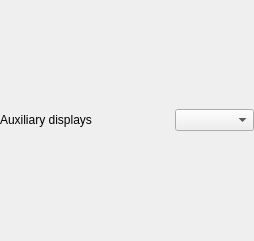
Before: the Qt Designer form mqt/MqtLogger/StackedInfoFrame.ui in Rsclub22/Minos2-Mirror, drawn with Qt 5.
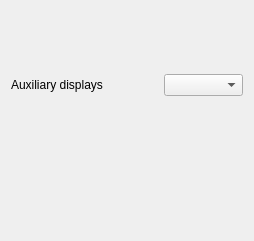
After: the same form once the commit is applied.

```diff
--- a/mqt/MqtLogger/StackedInfoFrame.ui
+++ b/mqt/MqtLogger/StackedInfoFrame.ui
@@ -19,24 +19,9 @@
   <property name="frameShadow">
    <enum>QFrame::Raised</enum>
   </property>
-  <layout class="QVBoxLayout" name="verticalLayout_12">
-   <property name="spacing">
-    <number>0</number>
-   </property>
-   <property name="leftMargin">
-    <number>0</number>
-   </property>
-   <property name="topMargin">
-    <number>0</number>
-   </property>
-   <property name="rightMargin">
-    <number>0</number>
-   </property>
-   <property name="bottomMargin">
-    <number>0</number>
-   </property>
+  <layout class="QVBoxLayout" name="verticalLayout">
    <item>
-    <layout class="QHBoxLayout" name="horizontalLayout_3">
+    <layout class="QHBoxLayout" name="horizontalLayout">
      <item>
       <widget class="QLabel" name="label_2">
        <property name="text">
@@ -75,8 +60,19 @@
      </item>
     </layout>
    </item>
+   <item>
+    <widget class="QTabBar" name="tabbar" native="true"/>
+   </item>
   </layout>
  </widget>
+ <customwidgets>
+  <customwidget>
+   <class>QTabBar</class>
+   <extends>QWidget</extends>
+   <header>QTabBar.h</header>
+   <container>1</container>
+  </customwidget>
+ </customwidgets>
  <resources/>
  <connections/>
 </ui>
```
